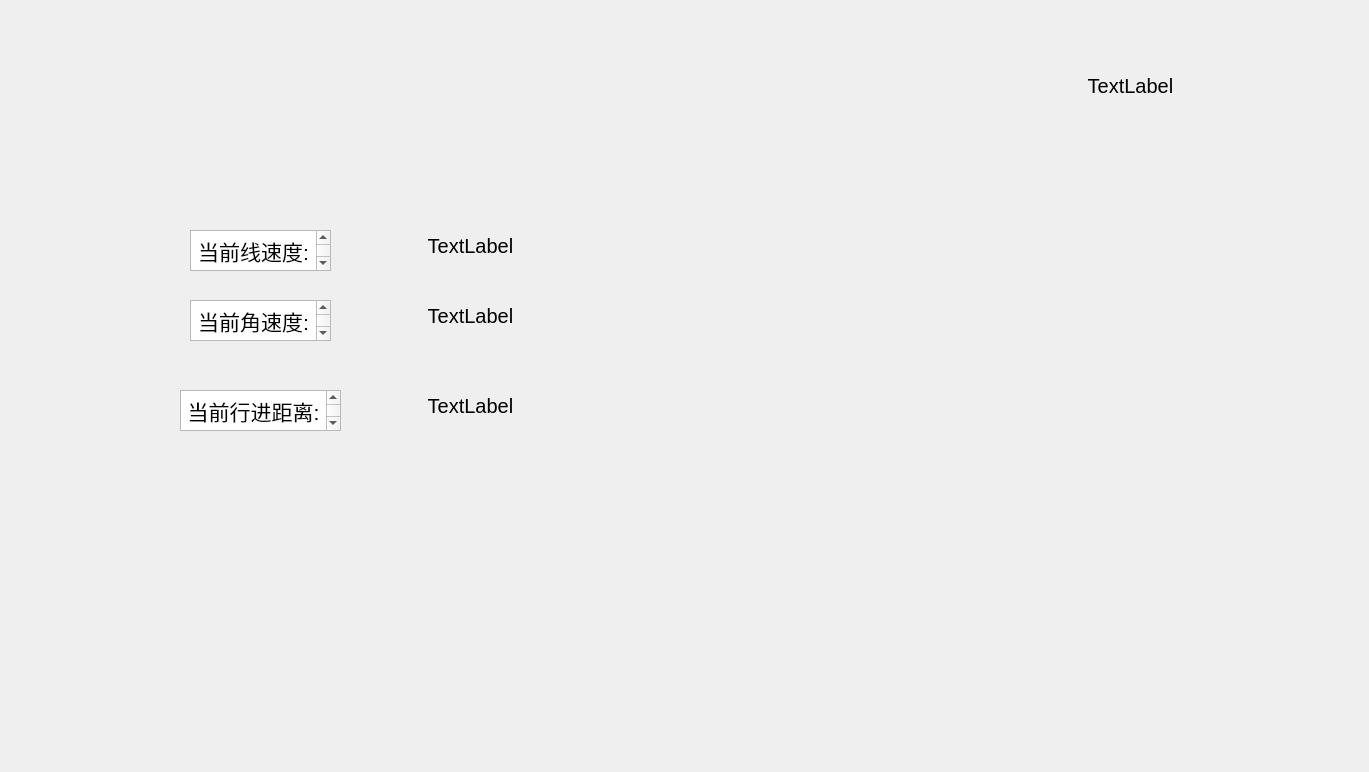
Qt form tb3_qt/src/turtlebot3_qt/ui/widget.ui (xingzay/Critic_Pluning) before a commit.
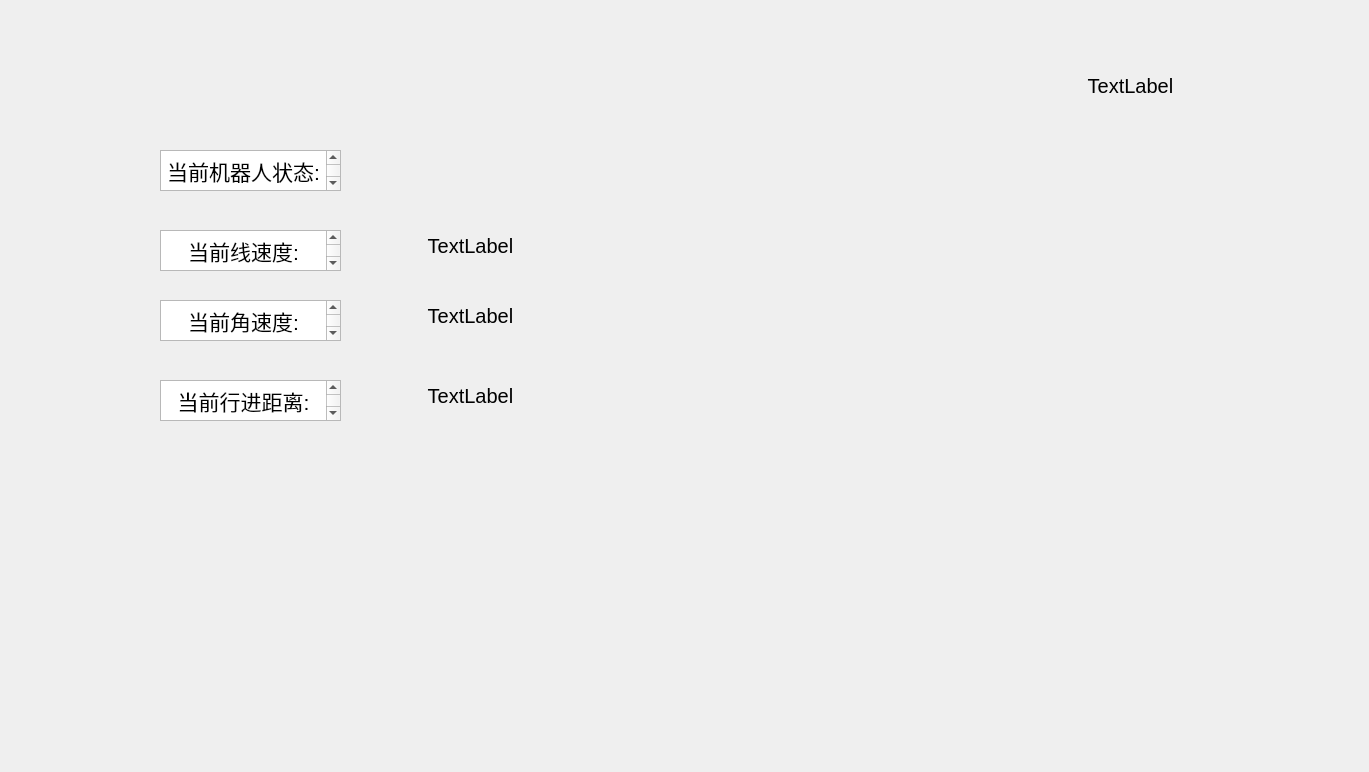
The same form after that commit.

Commit message: update tb3_qt/src/turtlebot3_qt/ui/widget.ui. 添加显示机器人活动状态的label组件

Patch:
```diff
--- a/tb3_qt/src/turtlebot3_qt/ui/widget.ui
+++ b/tb3_qt/src/turtlebot3_qt/ui/widget.ui
@@ -37,9 +37,9 @@
   <widget class="QTextEdit" name="linear_textEdit">
    <property name="geometry">
     <rect>
-     <x>190</x>
+     <x>160</x>
      <y>230</y>
-     <width>141</width>
+     <width>181</width>
      <height>41</height>
     </rect>
    </property>
@@ -83,9 +83,9 @@
   <widget class="QTextEdit" name="angular_textEdit">
    <property name="geometry">
     <rect>
-     <x>190</x>
+     <x>160</x>
      <y>300</y>
-     <width>141</width>
+     <width>181</width>
      <height>41</height>
     </rect>
    </property>
@@ -130,7 +130,7 @@
    <property name="geometry">
     <rect>
      <x>370</x>
-     <y>380</y>
+     <y>370</y>
      <width>201</width>
      <height>51</height>
     </rect>
@@ -150,9 +150,9 @@
   <widget class="QTextEdit" name="route_textEdit">
    <property name="geometry">
     <rect>
-     <x>180</x>
-     <y>390</y>
-     <width>161</width>
+     <x>160</x>
+     <y>380</y>
+     <width>181</width>
      <height>41</height>
     </rect>
    </property>
@@ -172,6 +172,52 @@
 &lt;p align=&quot;center&quot; style=&quot; margin-top:0px; margin-bottom:0px; margin-left:0px; margin-right:0px; -qt-block-indent:0; text-indent:0px;&quot;&gt;&lt;span style=&quot; font-size:16pt;&quot;&gt;当前行进距离:&lt;/span&gt;&lt;/p&gt;&lt;/body&gt;&lt;/html&gt;</string>
    </property>
   </widget>
+  <widget class="QLabel" name="check_tb3_node_label">
+   <property name="geometry">
+    <rect>
+     <x>460</x>
+     <y>160</y>
+     <width>21</width>
+     <height>21</height>
+    </rect>
+   </property>
+   <property name="font">
+    <font>
+     <pointsize>15</pointsize>
+    </font>
+   </property>
+   <property name="text">
+    <string/>
+   </property>
+   <property name="alignment">
+    <set>Qt::AlignCenter</set>
+   </property>
+  </widget>
+  <widget class="QTextEdit" name="check_tb3_textEdit">
+   <property name="geometry">
+    <rect>
+     <x>160</x>
+     <y>150</y>
+     <width>181</width>
+     <height>41</height>
+    </rect>
+   </property>
+   <property name="font">
+    <font>
+     <pointsize>15</pointsize>
+    </font>
+   </property>
+   <property name="html">
+    <string>&lt;!DOCTYPE HTML PUBLIC &quot;-//W3C//DTD HTML 4.0//EN&quot; &quot;http://www.w3.org/TR/REC-html40/strict.dtd&quot;&gt;
+&lt;html&gt;&lt;head&gt;&lt;meta name=&quot;qrichtext&quot; content=&quot;1&quot; /&gt;&lt;meta charset=&quot;utf-8&quot; /&gt;&lt;style type=&quot;text/css&quot;&gt;
+p, li { white-space: pre-wrap; }
+hr { height: 1px; border-width: 0; }
+li.unchecked::marker { content: &quot;\2610&quot;; }
+li.checked::marker { content: &quot;\2612&quot;; }
+&lt;/style&gt;&lt;/head&gt;&lt;body style=&quot; font-family:'Ubuntu'; font-size:15pt; font-weight:400; font-style:normal;&quot;&gt;
+&lt;p align=&quot;center&quot; style=&quot; margin-top:0px; margin-bottom:0px; margin-left:0px; margin-right:0px; -qt-block-indent:0; text-indent:0px;&quot;&gt;&lt;span style=&quot; font-size:16pt;&quot;&gt;当前机器人状态:&lt;/span&gt;&lt;/p&gt;&lt;/body&gt;&lt;/html&gt;</string>
+   </property>
+  </widget>
  </widget>
  <resources/>
  <connections/>
```
